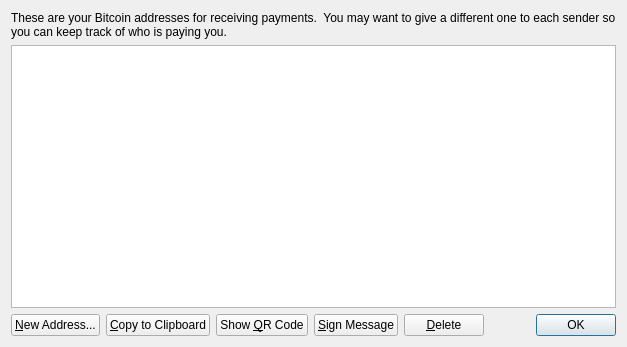
Qt form src/qt/forms/addressbookpage.ui (mcastillo0724/novacoin) before a commit.
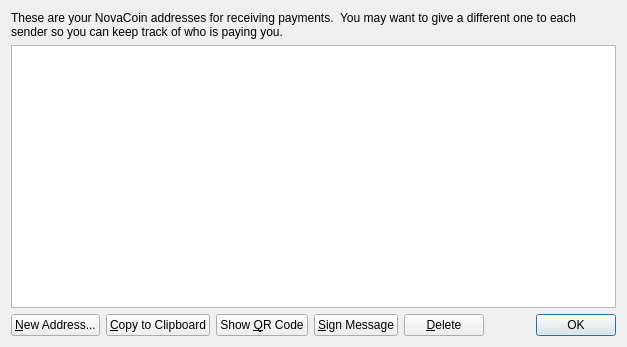
The same form after that commit. Icons and pictures are not drawn.

What changed in the file:
```diff
--- a/src/qt/forms/addressbookpage.ui
+++ b/src/qt/forms/addressbookpage.ui
@@ -17,7 +17,7 @@
    <item>
     <widget class="QLabel" name="labelExplanation">
      <property name="text">
-      <string>These are your Bitcoin addresses for receiving payments.  You may want to give a different one to each sender so you can keep track of who is paying you.</string>
+      <string>These are your NovaCoin addresses for receiving payments.  You may want to give a different one to each sender so you can keep track of who is paying you.</string>
      </property>
      <property name="textFormat">
       <enum>Qt::AutoText</enum>
```
